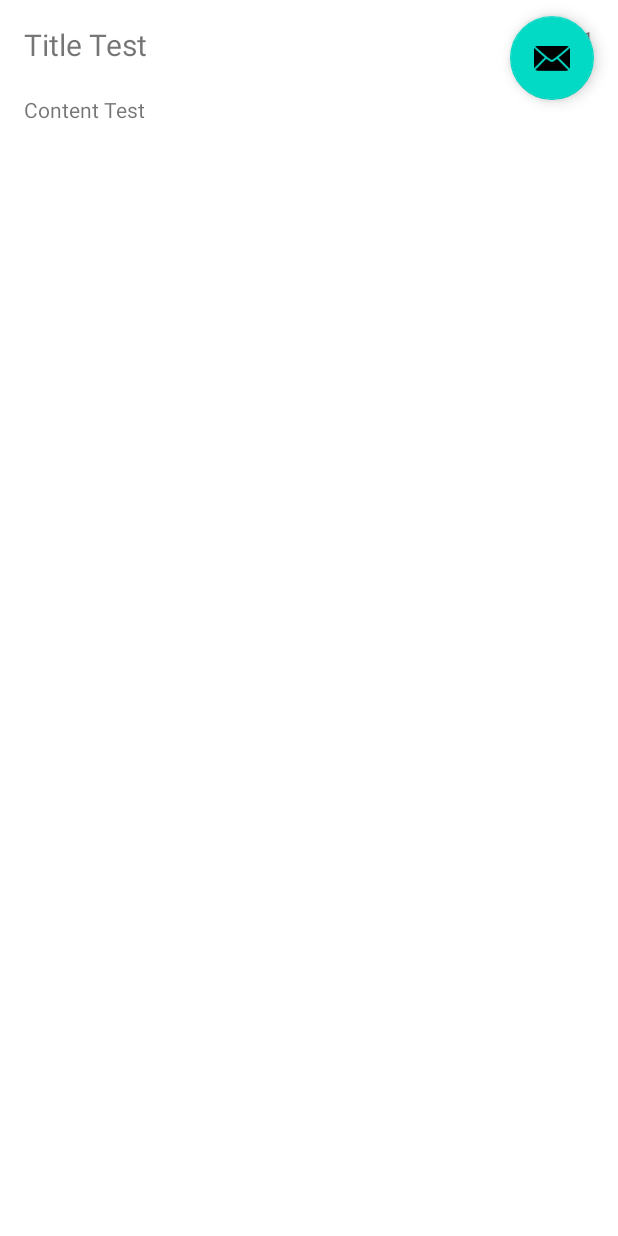
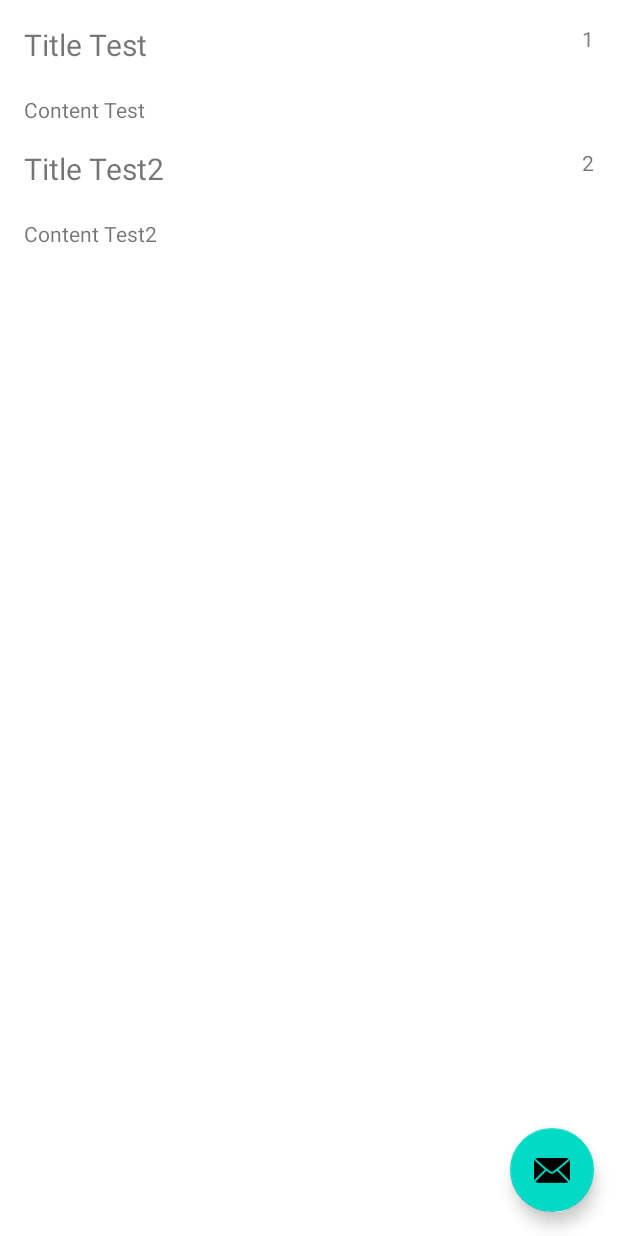
Before and after one commit to eastar-dev/agile-todo, an Android app: the screen it shows after launch (MainActivity), on a phone screen of 412 x 824 dp. Run offline under Robolectric (Android 15) with nearby library versions, the phone set to English and light mode, and no system bars; our stand-ins replace data binding.

Commit message:
scrollview 추가

```diff
--- a/app/src/main/java/com/bestuna/todo/MainActivity.kt
+++ b/app/src/main/java/com/bestuna/todo/MainActivity.kt
@@ -26,7 +26,7 @@ class MainActivity : AppCompatActivity() {
         bb = DataBindingUtil.setContentView(this,R.layout.activity_main)
         bb.vm = vm
 
-        adapter = TodoDisplayAdapter(this,mutableListOf(Todo("1","Title Test","Content Test")))
+        adapter = TodoDisplayAdapter(this,mutableListOf(Todo("1","Title Test","Content Test"),Todo("2","Title Test2","Content Test2")))
         bb.todoList.adapter = adapter
 
         findViewById<FloatingActionButton>(R.id.fab).setOnClickListener { view ->
--- a/app/src/main/res/layout/activity_main.xml
+++ b/app/src/main/res/layout/activity_main.xml
@@ -1,5 +1,7 @@
 <?xml version="1.0" encoding="utf-8"?>
-<layout>
+<layout xmlns:android="http://schemas.android.com/apk/res/android"
+    xmlns:app="http://schemas.android.com/apk/res-auto"
+    xmlns:tools="http://schemas.android.com/tools">
     <data>
         <variable
             name="vm"
@@ -7,12 +9,11 @@
 
     </data>
 
-
-    <androidx.core.widget.NestedScrollView xmlns:android="http://schemas.android.com/apk/res/android"
-        xmlns:app="http://schemas.android.com/apk/res-auto"
-        xmlns:tools="http://schemas.android.com/tools"
+    <androidx.core.widget.NestedScrollView
         android:layout_width="match_parent"
-        android:layout_height="match_parent">
+        android:layout_height="match_parent"
+        android:fillViewport="true"
+        >
 
         <androidx.constraintlayout.widget.ConstraintLayout
             android:layout_width="match_parent"
@@ -24,6 +25,8 @@
                 android:layout_width="match_parent"
                 android:layout_height="match_parent"
                 app:layoutManager="androidx.recyclerview.widget.LinearLayoutManager"
+                app:layout_constraintStart_toStartOf="parent"
+                app:layout_constraintTop_toTopOf="parent"
                 tools:listitem="@layout/displaylist_item" />
 
 
```
